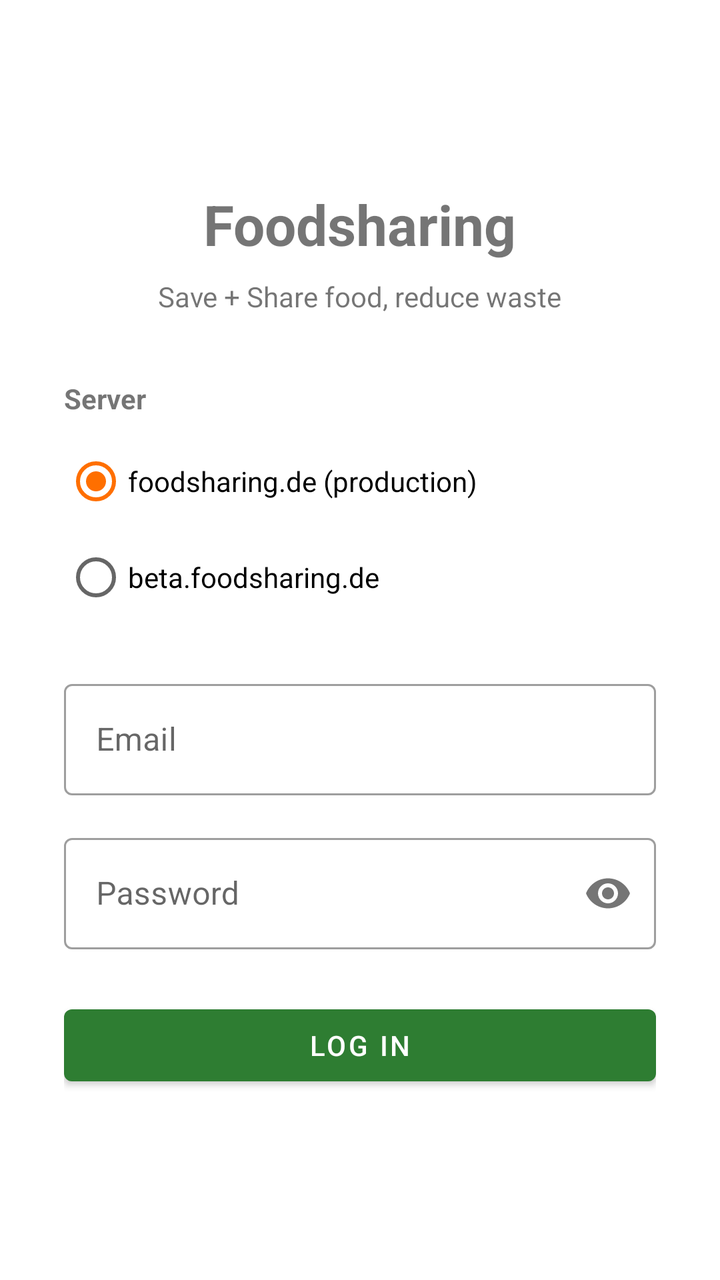
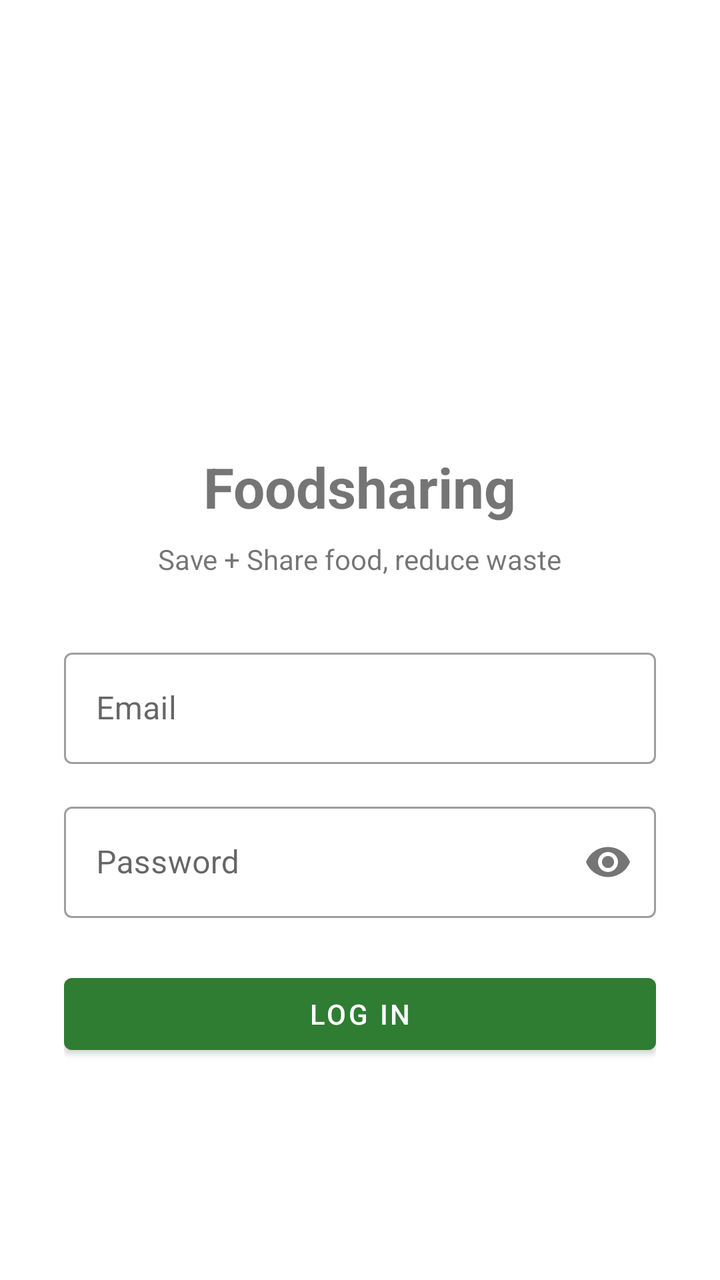

Compare the two renders of this Android layout. The source of the first and the diff that turns it into the second are given below.
<!-- AndroidManifest.xml: application theme Theme.FoodsharingApp -->
<!-- res/layout/activity_login.xml -->
<?xml version="1.0" encoding="utf-8"?>
<ScrollView xmlns:android="http://schemas.android.com/apk/res/android"
    android:layout_width="match_parent"
    android:layout_height="match_parent"
    android:fillViewport="true">

    <LinearLayout
        android:layout_width="match_parent"
        android:layout_height="wrap_content"
        android:orientation="vertical"
        android:padding="32dp"
        android:gravity="center">

        <TextView
            android:layout_width="wrap_content"
            android:layout_height="wrap_content"
            android:text="@string/app_name"
            android:textSize="28sp"
            android:textStyle="bold"
            android:layout_marginBottom="8dp" />

        <TextView
            android:layout_width="wrap_content"
            android:layout_height="wrap_content"
            android:text="@string/login_subtitle"
            android:textSize="14sp"
            android:layout_marginBottom="32dp" />

        
        <TextView
            android:layout_width="match_parent"
            android:layout_height="wrap_content"
            android:text="@string/select_server"
            android:textStyle="bold"
            android:layout_marginBottom="8dp" />

        <RadioGroup
            android:id="@+id/rgServer"
            android:layout_width="match_parent"
            android:layout_height="wrap_content"
            android:orientation="vertical"
            android:layout_marginBottom="24dp">

            <RadioButton
                android:id="@+id/rbProduction"
                android:layout_width="wrap_content"
                android:layout_height="wrap_content"
                android:text="@string/server_production"
                android:checked="true" />

            <RadioButton
                android:id="@+id/rbBeta"
                android:layout_width="wrap_content"
                android:layout_height="wrap_content"
                android:text="@string/server_beta" />
        </RadioGroup>

        <com.google.android.material.textfield.TextInputLayout
            android:layout_width="match_parent"
            android:layout_height="wrap_content"
            android:hint="@string/email"
            style="@style/Widget.MaterialComponents.TextInputLayout.OutlinedBox"
            android:layout_marginBottom="16dp">

            <com.google.android.material.textfield.TextInputEditText
                android:id="@+id/etEmail"
                android:layout_width="match_parent"
                android:layout_height="wrap_content"
                android:inputType="textEmailAddress" />
        </com.google.android.material.textfield.TextInputLayout>

        <com.google.android.material.textfield.TextInputLayout
            android:layout_width="match_parent"
            android:layout_height="wrap_content"
            android:hint="@string/password"
            style="@style/Widget.MaterialComponents.TextInputLayout.OutlinedBox"
            app:passwordToggleEnabled="true"
            xmlns:app="http://schemas.android.com/apk/res-auto"
            android:layout_marginBottom="24dp">

            <com.google.android.material.textfield.TextInputEditText
                android:id="@+id/etPassword"
                android:layout_width="match_parent"
                android:layout_height="wrap_content"
                android:inputType="textPassword" />
        </com.google.android.material.textfield.TextInputLayout>

        <ProgressBar
            android:id="@+id/progressBar"
            android:layout_width="wrap_content"
            android:layout_height="wrap_content"
            android:visibility="gone"
            android:layout_marginBottom="8dp" />

        <com.google.android.material.button.MaterialButton
            android:id="@+id/btnLogin"
            android:layout_width="match_parent"
            android:layout_height="wrap_content"
            android:text="@string/login" />

    </LinearLayout>
</ScrollView>
<!-- resources referenced by this layout -->
<resources>
  <string name="app_name">Foodsharing</string>
  <string name="email" translatable="false">Email</string>
  <string name="login">Log In</string>
  <string name="login_subtitle" translatable="false">Save + Share food, reduce waste</string>
  <string name="password">Password</string>
  <string name="select_server" translatable="false">Server</string>
  <string name="server_beta" translatable="false">beta.foodsharing.de</string>
  <string name="server_production" translatable="false">foodsharing.de (production)</string>
  <style name="Theme.FoodsharingApp" parent="Theme.MaterialComponents.DayNight.DarkActionBar">
          <item name="colorPrimary">@color/colorPrimary</item>
          <item name="colorPrimaryVariant">@color/colorPrimaryVariant</item>
          <item name="colorOnPrimary">@color/colorOnPrimary</item>
          <item name="colorSecondary">@color/colorSecondary</item>
          <item name="colorOnSecondary">@color/colorOnSecondary</item>
          <item name="android:statusBarColor">@color/colorPrimaryVariant</item>
      </style>
  <color name="colorPrimary">#2e7d32</color>
  <color name="colorPrimaryVariant">#1b5e20</color>
  <color name="colorOnPrimary">#ffffff</color>
  <color name="colorSecondary">#ff6f00</color>
  <color name="colorOnSecondary">#000000</color>
</resources>

<!-- the commit's change to res/layout/activity_login.xml (unified diff, before → after) -->
@@ -10,6 +10,14 @@
         android:orientation="vertical"
         android:padding="32dp"
         android:gravity="center">
+
+        <ImageView
+            android:id="@+id/ivLogo"
+            android:layout_width="100dp"
+            android:layout_height="100dp"
+            android:src="@mipmap/ic_launcher"
+            android:layout_marginBottom="16dp"
+            android:contentDescription="@string/app_name" />
 
         <TextView
             android:layout_width="wrap_content"
@@ -28,18 +36,21 @@
 
         
         <TextView
+            android:id="@+id/tvSelectServer"
             android:layout_width="match_parent"
             android:layout_height="wrap_content"
             android:text="@string/select_server"
             android:textStyle="bold"
-            android:layout_marginBottom="8dp" />
+            android:layout_marginBottom="8dp"
+            android:visibility="gone" />
 
         <RadioGroup
             android:id="@+id/rgServer"
             android:layout_width="match_parent"
             android:layout_height="wrap_content"
             android:orientation="vertical"
-            android:layout_marginBottom="24dp">
+            android:layout_marginBottom="24dp"
+            android:visibility="gone">
 
             <RadioButton
                 android:id="@+id/rbProduction"
<!-- resource entries referenced after the edit -->
@@ -1,5 +1,12 @@
 <!-- resources referenced by this layout -->
 <resources>
+  <!-- mipmap ic_launcher (mipmap-anydpi-v26) -->
+  <?xml version="1.0" encoding="utf-8"?>
+  <adaptive-icon xmlns:android="http://schemas.android.com/apk/res/android">
+      <background android:drawable="@color/ic_launcher_background"/>
+      <foreground android:drawable="@mipmap/ic_launcher_foreground"/>
+      <monochrome android:drawable="@mipmap/ic_launcher_foreground"/>
+  </adaptive-icon>
   <string name="app_name">Foodsharing</string>
   <string name="email" translatable="false">Email</string>
   <string name="login">Log In</string>
@@ -16,6 +23,7 @@
           <item name="colorOnSecondary">@color/colorOnSecondary</item>
           <item name="android:statusBarColor">@color/colorPrimaryVariant</item>
       </style>
+  <color name="ic_launcher_background">#4B3520</color>
   <color name="colorPrimary">#2e7d32</color>
   <color name="colorPrimaryVariant">#1b5e20</color>
   <color name="colorOnPrimary">#ffffff</color>
